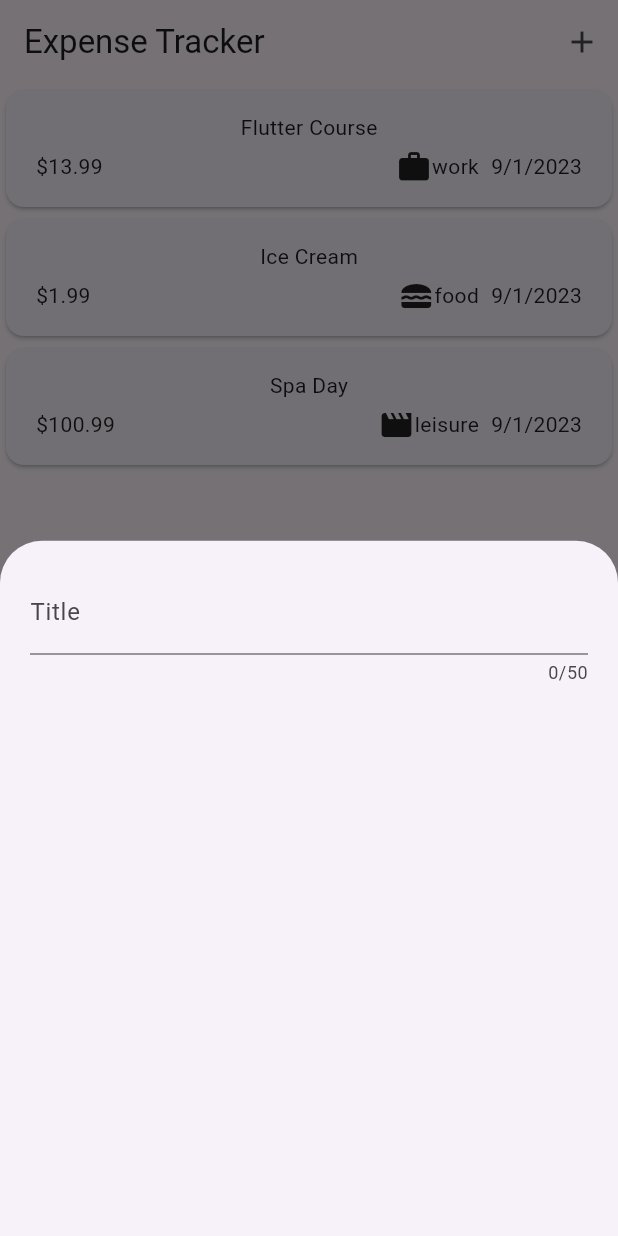
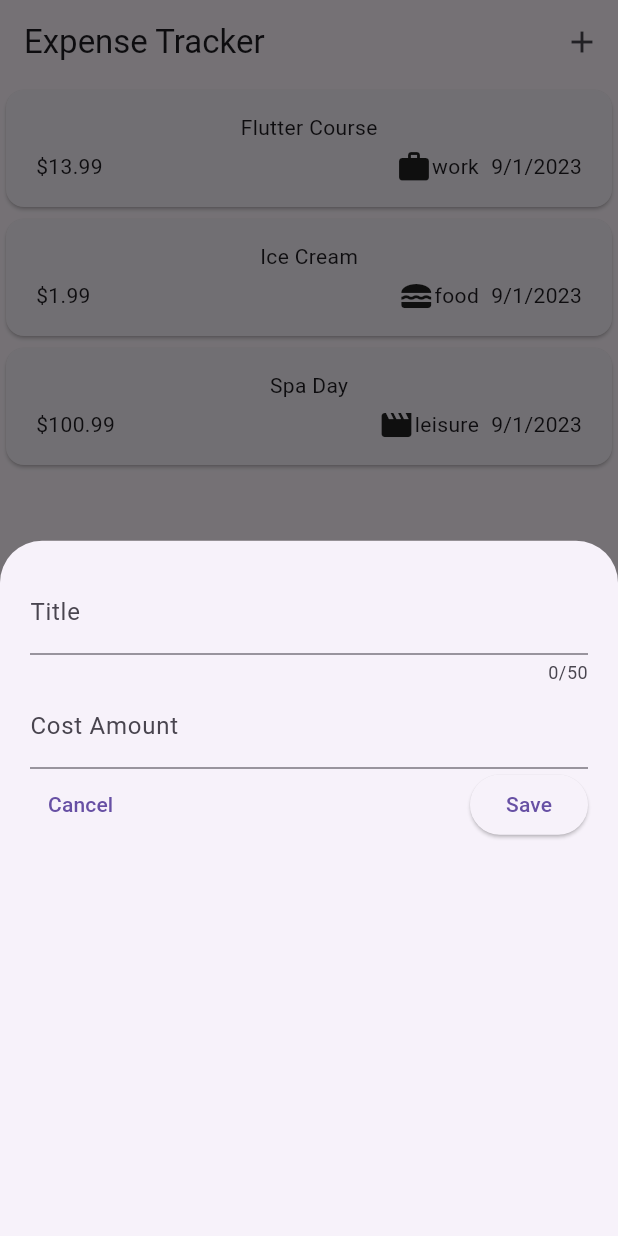
Before and after one commit to jayceebuarao/expense-tracker, a Flutter app: the screen it shows after launch, after a tap on the "add" icon, on a phone screen of 412 x 824 dp. Run offline on Flutter 3.47's test engine with Material 2 defaults, Android fonts, the phone set to English and light mode, and no system bars.

Commit message:
create new input form

```diff
--- a/lib/widgets/new_expense.dart
+++ b/lib/widgets/new_expense.dart
@@ -8,18 +8,57 @@ class NewExpense extends StatefulWidget {
 }
 
 class _NewExpenseState extends State<NewExpense> {
+  final _titleController = TextEditingController();
+  final _costController = TextEditingController();
+
+  @override
+  void dispose() {
+    //called after NewExpense Widget is closed
+    _titleController
+        .dispose(); //TextEditingController must be disposed as it is stored in memory after use
+    _costController.dispose();
+    super.dispose();
+  }
+
   @override
   Widget build(BuildContext context) {
-    return const Padding(
+    return Padding(
       padding: EdgeInsets.all(20),
       child: Column(
         children: [
           TextField(
+            controller: _titleController,
             maxLength: 50,
-            decoration: InputDecoration(
+            decoration: const InputDecoration(
               label: Text('Title'),
             ),
           ),
+          TextField(
+            controller: _costController,
+            keyboardType: TextInputType.number,
+            decoration: const InputDecoration(
+              prefixText: '\$',
+              label: Text('Cost Amount'),
+            ),
+          ),
+          Row(
+            children: [
+              TextButton(
+                onPressed: () {
+                  print('Cancel');
+                },
+                child: const Text('Cancel'),
+              ),
+              Spacer(),
+              ElevatedButton(
+                onPressed: () {
+                  print('Title: ${_titleController.text}');
+                  print('Cost Amount: ${_costController.text}');
+                },
+                child: const Text('Save'),
+              )
+            ],
+          )
         ],
       ),
     );
```
